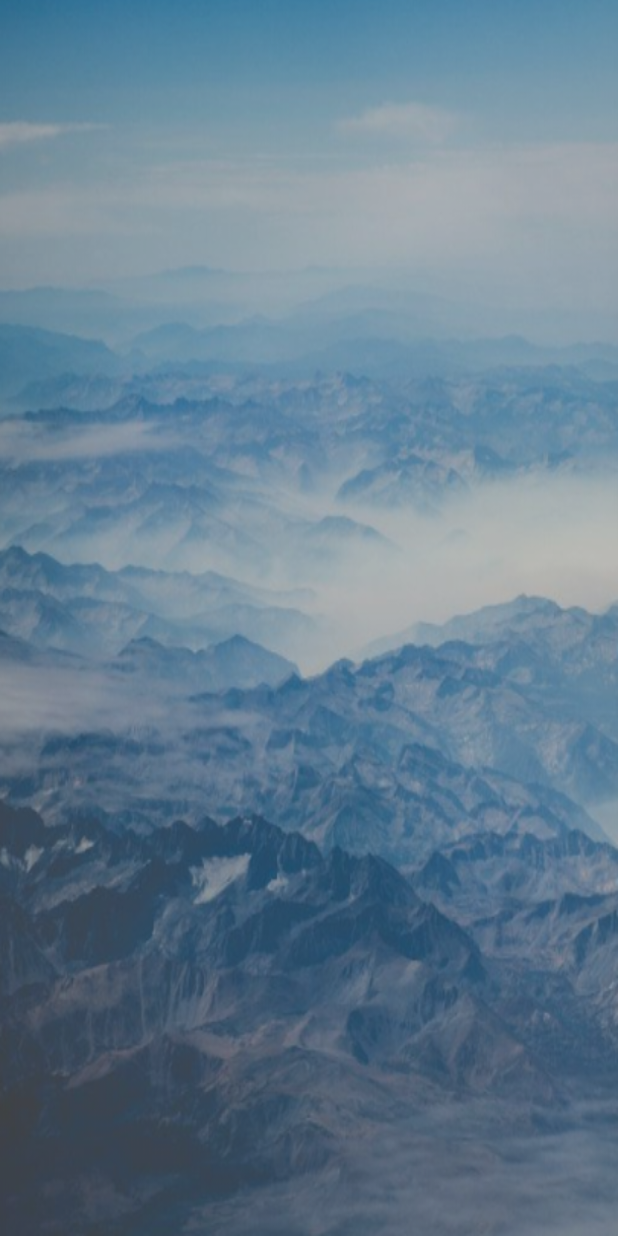
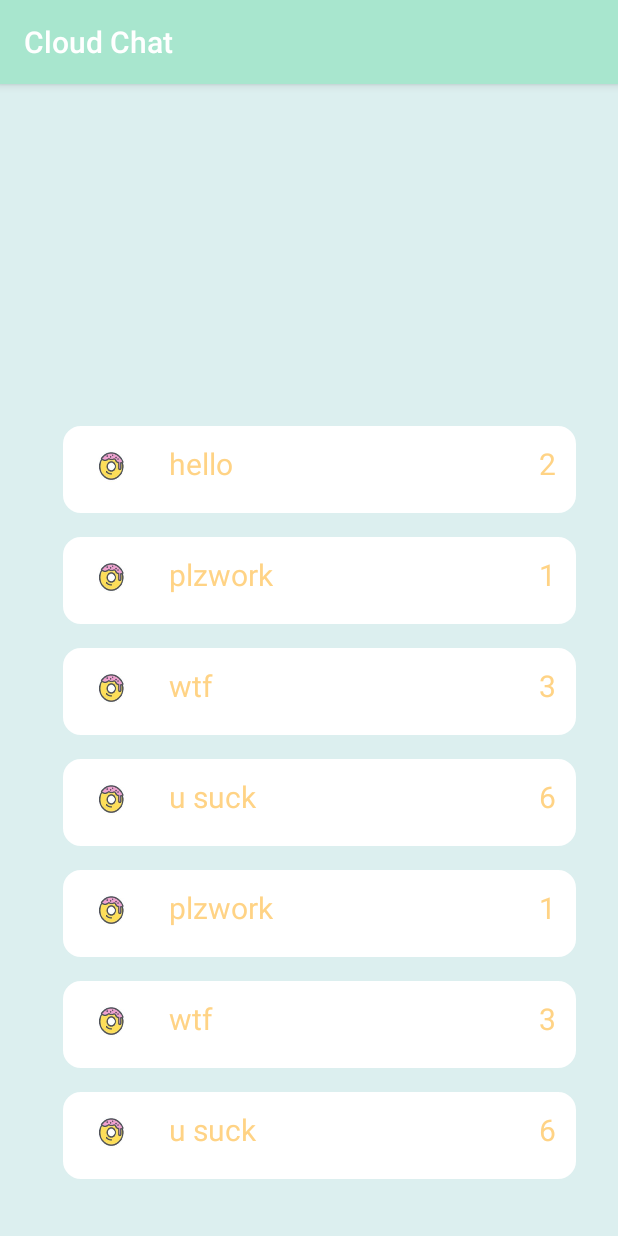
Before and after one commit to sydnieec/CloudChat, an Android app: the Display screen opened directly, with no data from a screen before it, on a phone screen of 412 x 824 dp. Run offline under Robolectric (Android 15) with nearby library versions, the light colour scheme and no system bars.

Commit message:
New Chatroom listview

```diff
--- /dev/null
+++ b/app/src/main/java/com/example/candy/cloudchat/Chatroom.java
@@ -0,0 +1,53 @@
+package com.example.candy.cloudchat;
+
+/**
+ * Created by candy on 6/28/2018.
+ */
+
+public class Chatroom {
+    private int id;
+    private String name;
+    private int numberofpeople;
+
+
+
+    //Constructor
+    public Chatroom (int id, String name, int numberofpeople){
+        this.id=id;
+        this.name=name;
+        this.numberofpeople=numberofpeople;
+
+
+    }
+    //Setter, getter
+
+
+    public int getId() {
+        return id;
+    }
+
+    public void setId(int id) {
+        this.id = id;
+    }
+
+    public String getName() {
+        return name;
+    }
+
+    public void setName(String name) {
+        this.name = name;
+    }
+
+    public int getNumberofpeople() {
+        return numberofpeople;
+    }
+
+    public void setNumberofpeople(int numberofpeople) {
+        this.numberofpeople = numberofpeople;
+    }
+
+
+
+
+
+}
--- a/app/src/main/java/com/example/candy/cloudchat/ChatroomAdapter.java
+++ b/app/src/main/java/com/example/candy/cloudchat/ChatroomAdapter.java
@@ -1,6 +1,7 @@
 package com.example.candy.cloudchat;
 
 import android.content.Context;
+import android.media.Image;
 import android.support.annotation.NonNull;
 import android.widget.ArrayAdapter;
 import android.app.Activity;
@@ -8,43 +9,59 @@ import android.view.LayoutInflater;
 import android.view.View;
 import android.view.ViewGroup;
 import android.widget.ArrayAdapter;
+import android.widget.BaseAdapter;
 import android.widget.ImageView;
 import android.widget.TextView;
-
+import java.util.List;
 import java.util.ArrayList;
 import java.util.ArrayList;
+
 
 /**
  * Created by candy on 6/28/2018.
  */
 
 
-}
-public class ChatroomAdapter extends ArrayAdapter<String>  {
-    private ArrayList<String>names;
-    private Activity context;
-    public ChatroomAdapter(@NonNull Activity context,ArrayList<String>names ) {
-        super(context,R.layout.contact_row_frag,names);
 
-        this.names = names;
-        this.context = context;
+public class ChatroomAdapter extends BaseAdapter{
+    private Context mContext;
+    private List<Chatroom> mchatroomList;
+    //Constructor
+
+
+    public ChatroomAdapter(Context mContext, List<Chatroom> mchatroomList) {
+        this.mContext = mContext;
+        this.mchatroomList = mchatroomList;
     }
 
-    public View getView(int position, View view, ViewGroup Parent) {
-        LayoutInflater inflater = context.getLayoutInflater();
+    @Override
+    public int getCount() {
+        return mchatroomList.size();
+    }
 
-        View rowView = view;
-        if (rowView == null) {
-            rowView = inflater.inflate(R.layout.contact_row_frag, Parent, false);
-        }
-        TextView textView = rowView.findViewById(R.id.nameText);
-        TextView date = rowView.findViewById(R.id.dateInfo);
-        date.setText("");
-        ImageView callStatus = rowView.findViewById(R.id.callStatus);
-        callStatus.setImageResource(0);
+    @Override
+    public Object getItem(int position) {
+        return mchatroomList.get(position);
+    }
 
-        textView.setText(names.get(position));
+    @Override
+    public long getItemId(int position) {
+        return position;
+    }
 
-        return rowView;
+    @Override
+    public View getView(int position, View convertView, ViewGroup parent) {
+        View v= View.inflate(mContext, R.layout.pic_chat_ppl_list, null);
+        TextView roomname = (TextView) v.findViewById(R.id.chatroomname);
+        TextView intpeople= (TextView) v.findViewById(R.id.numberofpeople);
+
+        //Set text for TextView
+        roomname.setText(mchatroomList.get(position).getName());
+        intpeople.setText(String.valueOf(mchatroomList.get(position).getNumberofpeople()));
+
+        //Save product id to tag
+        v.setTag(mchatroomList.get(position).getId());
+
+        return v;
     }
 }
--- a/app/src/main/java/com/example/candy/cloudchat/Display.java
+++ b/app/src/main/java/com/example/candy/cloudchat/Display.java
@@ -2,20 +2,53 @@ package com.example.candy.cloudchat;
 
 import android.app.Activity;
 import android.os.Bundle;
+import android.support.v7.app.AppCompatActivity;
+import android.view.View;
+import android.widget.AdapterView;
 import android.widget.BaseAdapter;
 import android.widget.ListView;
+import android.widget.Toast;
+import java.util.Random;
+import java.util.ArrayList;
+import java.util.List;
 
 /**
  * Created by candy on 6/26/2018.
  */
 
-public class Display extends Activity {
-    String [] NAMES= {"coolchat1", "cootchat2", "litchat"};
+public class Display extends AppCompatActivity {
+    private ListView lvchatroomname;
+    private ChatroomAdapter adapter;
+    private List<Chatroom> mchatroomList;
+    int [] IMAGES = {R.drawable.donut, R.drawable.milk, R.drawable.watermelon};
+
     @Override
     protected void onCreate(Bundle savedInstanceState) {
         super.onCreate(savedInstanceState);
         setContentView(R.layout.display);
-        ListView listView= (ListView) findViewById(R.id.Listview);
+        lvchatroomname = (ListView) findViewById(R.id.Listview_chatroom);
+        mchatroomList = new ArrayList<>();
+
+        mchatroomList.add(new Chatroom(1,"hello",2));
+        mchatroomList.add(new Chatroom(2,"plzwork",1));
+        mchatroomList.add(new Chatroom(3,"wtf",3));
+        mchatroomList.add(new Chatroom(4,"u suck ",6));
+        mchatroomList.add(new Chatroom(6,"plzwork",1));
+        mchatroomList.add(new Chatroom(7,"wtf",3));
+        mchatroomList.add(new Chatroom(8,"u suck ",6));
+
+        //Init Adapter
+        adapter= new ChatroomAdapter(getApplicationContext(), mchatroomList);
+        lvchatroomname.setAdapter(adapter);
+
+        lvchatroomname.setOnItemClickListener(new AdapterView.OnItemClickListener() {
+            @Override
+            public void onItemClick(AdapterView<?> adapterView, View view, int i, long l) {
+                //this does something
+                Toast.makeText(getApplicationContext(), "Clicked on =" +view.getTag(), Toast.LENGTH_SHORT).show();
+
+            }
+        });
     }
 
 }
--- a/app/src/main/java/com/example/candy/cloudchat/MainActivity.java
+++ b/app/src/main/java/com/example/candy/cloudchat/MainActivity.java
@@ -20,6 +20,6 @@ public class MainActivity extends AppCompatActivity {
                 finish();
             }
 
-    },SPLASH_TIME_OUT);
+        },SPLASH_TIME_OUT);
+    }
 }
-}
--- a/app/src/main/java/com/example/candy/cloudchat/signup.java
+++ b/app/src/main/java/com/example/candy/cloudchat/signup.java
@@ -3,6 +3,7 @@ package com.example.candy.cloudchat;
 import android.app.Activity;
 import android.content.Intent;
 import android.os.Bundle;
+import android.support.v7.app.AppCompatActivity;
 import android.view.View;
 import android.widget.Button;
 import java.util.*;
@@ -15,7 +16,7 @@ import android.widget.EditText;
  * Created by candy on 6/27/2018.
  */
 
-public class signup extends Activity {
+public class signup extends AppCompatActivity {
     EditText TFsignupemail;
     EditText TFsignupusername;
     EditText TFsignuppass;
@@ -38,12 +39,17 @@ public class signup extends Activity {
                 String password= TFsignuppass.getText().toString();
                 String password1=TFsignuppass1.getText().toString();
                 if(!isValidEmailAddress(TFsignupemail.getText().toString())){
-                    TFsignupemail.setError("Enter a valid email");
+                    TFsignupemail.setError("Enter a valid emaill");
                 } else if (TFsignupusername.getText().length()<1 || TFsignupusername.getText().length()>12){
                     TFsignupusername.setError("Enter a valid username");
                 }
                 else if (!(isValidPassword(TFsignuppass.getText().toString()))){
-                    TFsignuppass.setError("Password 6-12 Characters ");
+                    TFsignuppass.setError("# start-of-string\n" +
+                            " # a digit must occur at least once\n" +
+                            "# a lower case letter must occur at least once\n" +
+                            "# an upper case letter must occur at least once\n" +
+                            " # no whitespace allowed in the entire string\n" +
+                            "# anything, at least eight places though\n");
 
                 } else if (!password.equals(password1)){
                     TFsignuppass1.setError("Passwords must match");
@@ -61,7 +67,7 @@ public class signup extends Activity {
         return m.matches();
     }
     public boolean isValidPassword(String password) {
-        String ePattern1 = "^(?=.*[0-9])(?=.*[a-z])(?=.*[A-Z])(?=.*[@#$%^&+=])(?=\\S+$).{8,}$";
+        String ePattern1 = "^(?=.*[0-9])(?=.*[a-z])(?=.*[A-Z])(?=.*[@#$%^&+=])(?=\\S+$).{8,}";
         Pattern p1 = java.util.regex.Pattern.compile(ePattern1);
         Matcher m = p1.matcher(password);
         return m.matches();
--- a/app/src/main/res/layout/display.xml
+++ b/app/src/main/res/layout/display.xml
@@ -4,22 +4,30 @@
     xmlns:tools="http://schemas.android.com/tools"
     android:layout_width="match_parent"
     android:layout_height="match_parent"
-    android:background="@drawable/splashscreengood"
+    android:background="#dcefef"
+    android:theme="@style/AppTheme"
     tools:context="com.example.candy.cloudchat.HomeActivity">
 
     <ListView
-        android:id="@+id/Listview"
-        android:layout_width="match_parent"
-        android:layout_height="match_parent"
-        android:layout_marginTop = "10dp"
-        android:layout_marginLeft= "10dp"
-        android:layout_marginRight= "10dp"
-
-
-        >
+        android:id="@+id/Listview_chatroom"
+        style="@style/Widget.AppCompat.Light.ListView.DropDown"
+        android:layout_width="396dp"
+        android:layout_height="540dp"
+        android:layout_marginBottom="8dp"
+        android:layout_marginEnd="8dp"
+        android:layout_marginLeft="8dp"
+        android:layout_marginRight="8dp"
+        android:layout_marginStart="8dp"
+        android:headerDividersEnabled="false"
+        app:layout_constraintBottom_toBottomOf="parent"
+        app:layout_constraintEnd_toEndOf="parent"
+        app:layout_constraintStart_toStartOf="parent"
+        app:layout_constraintTop_toTopOf="parent"
+        app:layout_constraintVertical_bias="1.0">
 
 
     </ListView>
 
 
+
 </android.support.constraint.ConstraintLayout>
--- a/app/src/main/res/layout/pic_chat_ppl_list.xml
+++ b/app/src/main/res/layout/pic_chat_ppl_list.xml
@@ -1,6 +1,91 @@
 <?xml version="1.0" encoding="utf-8"?>
+
 <android.support.constraint.ConstraintLayout
-    xmlns:android="http://schemas.android.com/apk/res/android" android:layout_width="match_parent"
-    android:layout_height="match_parent">
+
+    xmlns:android="http://schemas.android.com/apk/res/android"
+    xmlns:app="http://schemas.android.com/apk/res-auto"
+    xmlns:tools="http://schemas.android.com/tools"
+    android:layout_width="match_parent"
+    android:layout_height="match_parent"
+    android:background="#dcefef">
+
+    <TextView
+        android:id="@+id/icon"
+        android:layout_width="342dp"
+        android:layout_height="58dp"
+        android:layout_centerInParent="true"
+        android:layout_marginBottom="8dp"
+        android:layout_marginEnd="8dp"
+        android:layout_marginStart="8dp"
+        android:layout_marginTop="8dp"
+        android:background="@drawable/rounded"
+        android:textAlignment="center"
+        android:textColor="@color/colorPrimary"
+        android:textSize="20dp"
+        android:textStyle="bold"
+        app:layout_constraintBottom_toBottomOf="parent"
+        app:layout_constraintEnd_toEndOf="parent"
+        app:layout_constraintHorizontal_bias="0.692"
+        app:layout_constraintStart_toStartOf="parent"
+        app:layout_constraintTop_toTopOf="parent"
+        app:layout_constraintVertical_bias="0.379" />
+
+    <TextView
+        android:id="@+id/bubble"
+        android:layout_width="34dp"
+        android:layout_height="37dp"
+        android:layout_centerInParent="true"
+        android:layout_marginBottom="8dp"
+        android:layout_marginEnd="8dp"
+        android:layout_marginStart="8dp"
+        android:layout_marginTop="8dp"
+        android:background="@drawable/donut"
+        android:textAlignment="center"
+        android:textColor="@color/colorAccent"
+        android:textSize="20dp"
+        android:textStyle="bold"
+        app:layout_constraintBottom_toBottomOf="parent"
+        app:layout_constraintEnd_toEndOf="@+id/icon"
+        app:layout_constraintHorizontal_bias="0.027"
+        app:layout_constraintStart_toStartOf="@+id/icon"
+        app:layout_constraintTop_toTopOf="parent"
+        app:layout_constraintVertical_bias="0.386" />
+
+    <TextView
+        android:id="@+id/chatroomname"
+        android:layout_width="69dp"
+        android:layout_height="30dp"
+        android:layout_marginBottom="8dp"
+        android:layout_marginEnd="8dp"
+        android:layout_marginStart="8dp"
+        android:layout_marginTop="8dp"
+        android:text="Name"
+        android:textColor="@color/colorAccent"
+        android:textSize="20dp"
+        app:layout_constraintBottom_toBottomOf="parent"
+        app:layout_constraintEnd_toStartOf="@+id/numberofpeople"
+        app:layout_constraintHorizontal_bias="0.271"
+        app:layout_constraintStart_toStartOf="@+id/icon"
+        app:layout_constraintTop_toTopOf="parent"
+        app:layout_constraintVertical_bias="0.395" />
+
+    <TextView
+        android:id="@+id/numberofpeople"
+        android:layout_width="wrap_content"
+        android:layout_height="wrap_content"
+        android:layout_marginBottom="8dp"
+        android:layout_marginEnd="8dp"
+        android:layout_marginStart="8dp"
+        android:layout_marginTop="8dp"
+        android:text="#"
+        android:textColor="@color/colorAccent"
+        android:textSize="20dp"
+        app:layout_constraintBottom_toBottomOf="parent"
+        app:layout_constraintEnd_toEndOf="parent"
+        app:layout_constraintHorizontal_bias="0.932"
+        app:layout_constraintStart_toStartOf="parent"
+        app:layout_constraintTop_toTopOf="parent"
+        app:layout_constraintVertical_bias="0.378" />
+
 
 </android.support.constraint.ConstraintLayout>
```
Also changed, not shown: app/src/main/res/drawable/donut.png (added), app/src/main/res/drawable/milk.png (added), app/src/main/res/drawable/watermelon.png (added).
